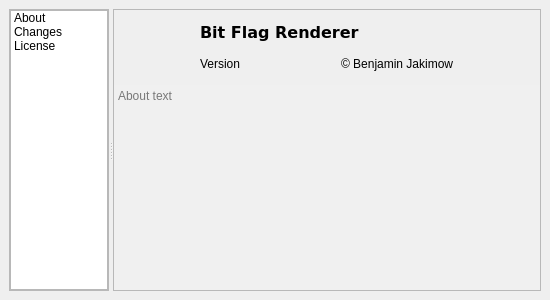
jakimowb/bit-flag-renderer, file bitflagrenderer/aboutdialog.ui: the form before one commit.
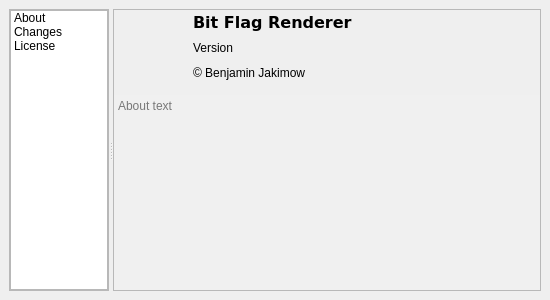
The form after the commit. Icons and pictures are not drawn.

What changed in the file:
```diff
--- a/bitflagrenderer/aboutdialog.ui
+++ b/bitflagrenderer/aboutdialog.ui
@@ -222,6 +222,9 @@
              <property name="topMargin">
               <number>0</number>
              </property>
+             <property name="bottomMargin">
+              <number>10</number>
+             </property>
              <item>
               <widget class="QLabel" name="labelIcon">
                <property name="sizePolicy">
@@ -271,6 +274,21 @@
                 <enum>QFrame::Raised</enum>
                </property>
                <layout class="QVBoxLayout" name="verticalLayout_2">
+                <property name="spacing">
+                 <number>5</number>
+                </property>
+                <property name="leftMargin">
+                 <number>2</number>
+                </property>
+                <property name="topMargin">
+                 <number>2</number>
+                </property>
+                <property name="rightMargin">
+                 <number>2</number>
+                </property>
+                <property name="bottomMargin">
+                 <number>2</number>
+                </property>
                 <item>
                  <widget class="QLabel" name="label_4">
                   <property name="sizePolicy">
@@ -313,7 +331,7 @@
                 <item>
                  <layout class="QHBoxLayout" name="horizontalLayout_3">
                   <property name="spacing">
-                   <number>1</number>
+                   <number>2</number>
                   </property>
                   <property name="topMargin">
                    <number>0</number>
@@ -339,20 +357,20 @@
                     </property>
                     <property name="sizeHint" stdset="0">
                      <size>
-                      <width>40</width>
+                      <width>0</width>
                       <height>20</height>
                      </size>
                     </property>
                    </spacer>
                   </item>
+                 </layout>
+                </item>
                   <item>
                    <widget class="QLabel" name="label_2">
                     <property name="text">
                      <string>© Benjamin Jakimow</string>
                     </property>
                    </widget>
-                  </item>
-                 </layout>
                 </item>
                </layout>
               </widget>
```
Lines whose indentation alone changed are shown as unchanged.
